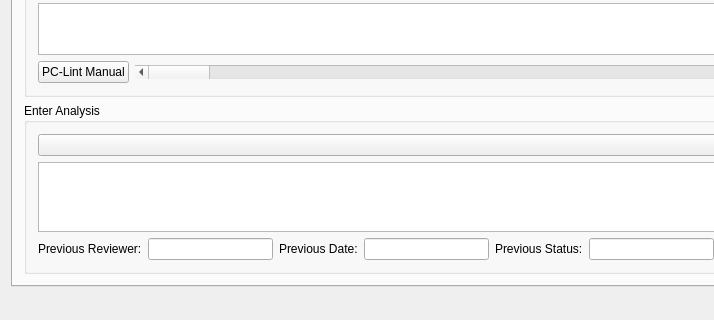
Before: the Qt Designer form CrtGui.ui in jvahue/codereview1, drawn with Qt 5; both pictures show x 0 to 714 and y 386 to 706 of the 1034 by 706 pixel window.
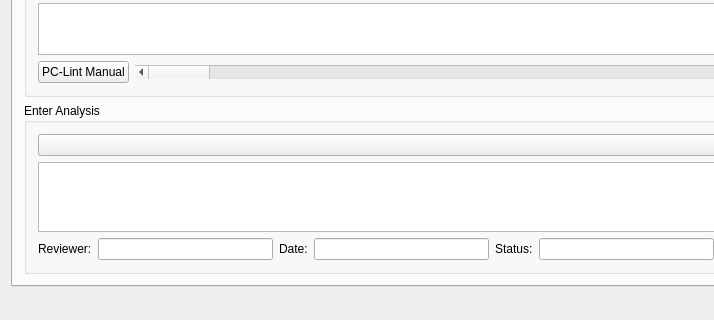
After: the same form once the commit is applied. The open tabs and pages were chosen to show the change. Custom widgets are drawn as their Qt base class.

```diff
--- a/CrtGui.ui
+++ b/CrtGui.ui
@@ -943,7 +943,7 @@
                <item>
                 <widget class="QLabel" name="label_3">
                  <property name="text">
-                  <string>Previous Reviewer:</string>
+                  <string>Reviewer:</string>
                  </property>
                 </widget>
                </item>
@@ -963,7 +963,7 @@
                <item>
                 <widget class="QLabel" name="label_PrevDate">
                  <property name="text">
-                  <string>Previous Date:</string>
+                  <string>Date:</string>
                  </property>
                 </widget>
                </item>
@@ -983,7 +983,7 @@
                <item>
                 <widget class="QLabel" name="label_PrevStatus">
                  <property name="text">
-                  <string>Previous Status:</string>
+                  <string>Status:</string>
                  </property>
                 </widget>
                </item>
```
